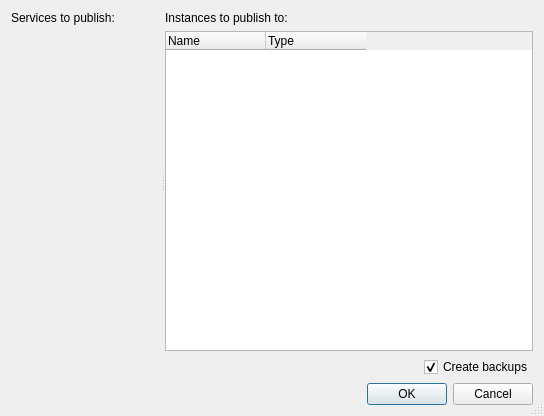
Old version of the form src/agsspgui/publishdialog/publishdialog.ui in the repository cityofaustin/ags-service-publisher-gui.
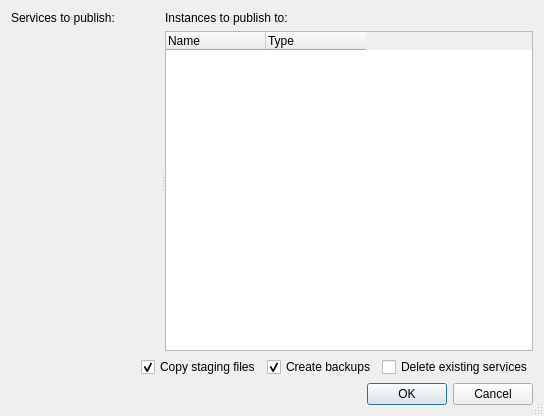
New version of the form. Custom widgets are drawn as their Qt base class.

Commit message: Add 'Copy staging files' and 'Delete existing services' checkboxes to publishing dialog

Patch:
```diff
--- a/src/agsspgui/publishdialog/publishdialog.ui
+++ b/src/agsspgui/publishdialog/publishdialog.ui
@@ -19,7 +19,64 @@
   <property name="modal">
    <bool>true</bool>
   </property>
-  <layout class="QGridLayout" name="gridLayout">
+  <layout class="QGridLayout" name="gridLayout" rowstretch="1,0,0,0,0">
+   <item row="4" column="0">
+    <widget class="QDialogButtonBox" name="buttonBox">
+     <property name="orientation">
+      <enum>Qt::Horizontal</enum>
+     </property>
+     <property name="standardButtons">
+      <set>QDialogButtonBox::Cancel|QDialogButtonBox::Ok</set>
+     </property>
+    </widget>
+   </item>
+   <item row="3" column="0">
+    <layout class="QHBoxLayout" name="horizontalLayout" stretch="0,0,0,0">
+     <item>
+      <spacer name="horizontalSpacer">
+       <property name="orientation">
+        <enum>Qt::Horizontal</enum>
+       </property>
+       <property name="sizeType">
+        <enum>QSizePolicy::MinimumExpanding</enum>
+       </property>
+       <property name="sizeHint" stdset="0">
+        <size>
+         <width>0</width>
+         <height>0</height>
+        </size>
+       </property>
+      </spacer>
+     </item>
+     <item>
+      <widget class="QCheckBox" name="copyStagingFilesCheckBox">
+       <property name="text">
+        <string>Copy staging files</string>
+       </property>
+       <property name="checked">
+        <bool>true</bool>
+       </property>
+      </widget>
+     </item>
+     <item>
+      <widget class="QCheckBox" name="createBackupsCheckBox">
+       <property name="text">
+        <string>Create backups</string>
+       </property>
+       <property name="checked">
+        <bool>true</bool>
+       </property>
+      </widget>
+     </item>
+     <item>
+      <widget class="QCheckBox" name="deleteExistingServicesCheckBox">
+       <property name="text">
+        <string>Delete existing services</string>
+       </property>
+      </widget>
+     </item>
+    </layout>
+   </item>
    <item row="0" column="0">
     <widget class="QSplitter" name="splitter">
      <property name="orientation">
@@ -100,29 +157,6 @@
      </widget>
     </widget>
    </item>
-   <item row="2" column="0">
-    <widget class="QDialogButtonBox" name="buttonBox">
-     <property name="orientation">
-      <enum>Qt::Horizontal</enum>
-     </property>
-     <property name="standardButtons">
-      <set>QDialogButtonBox::Cancel|QDialogButtonBox::Ok</set>
-     </property>
-    </widget>
-   </item>
-   <item row="1" column="0" alignment="Qt::AlignRight">
-    <widget class="QCheckBox" name="createBackupsCheckBox">
-     <property name="layoutDirection">
-      <enum>Qt::LeftToRight</enum>
-     </property>
-     <property name="text">
-      <string>Create backups</string>
-     </property>
-     <property name="checked">
-      <bool>true</bool>
-     </property>
-    </widget>
-   </item>
   </layout>
  </widget>
  <customwidgets>
```
The commit also changes 2 other files.
